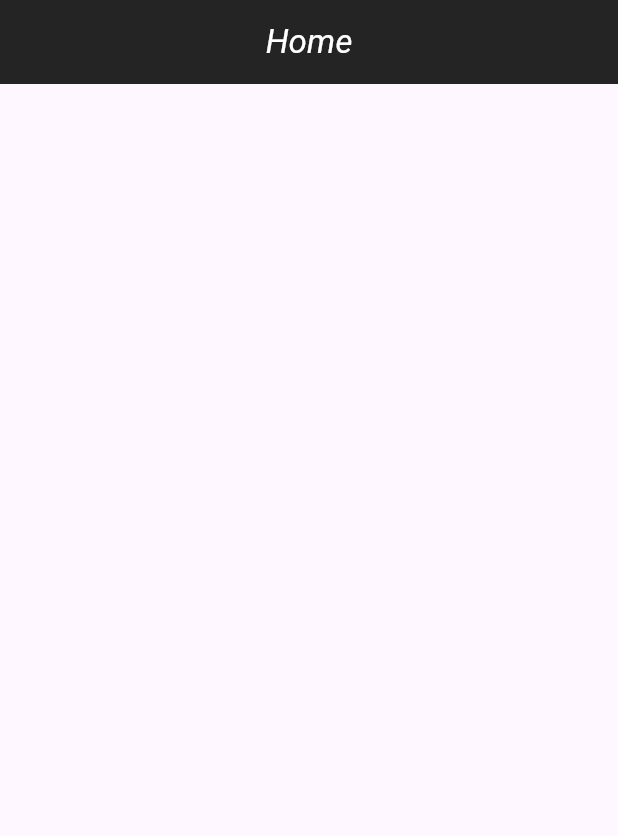
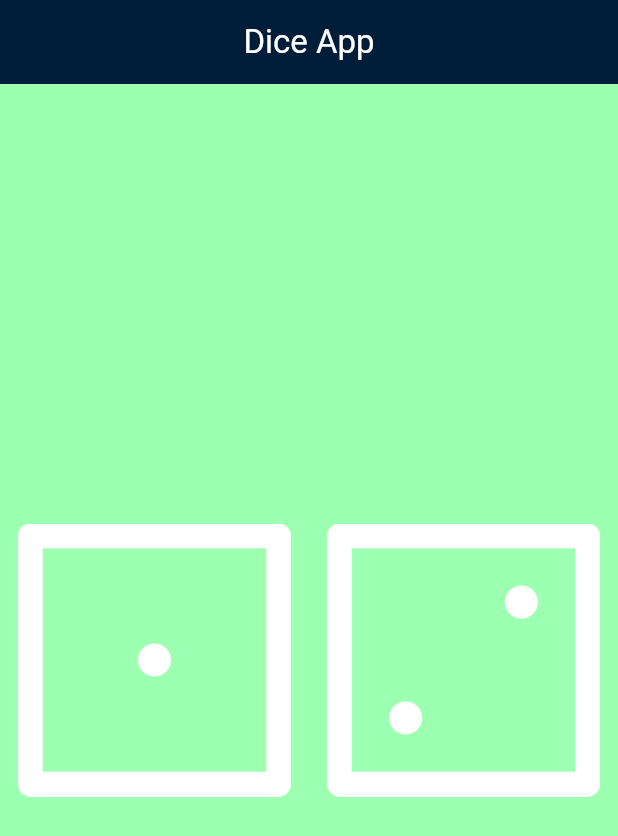
Before and after one commit to tomroolfs/dice-app, a Flutter app: the screen it shows after launch, on a phone screen of 412 x 824 dp. Shown: the top 836 px of the screen. Run offline on Flutter 3.47's test engine with Material 3 defaults, Android fonts, the phone set to English and light mode, and no system bars.

Commit message:
dice app afgemaakt

```diff
--- a/dice_app/lib/main.dart
+++ b/dice_app/lib/main.dart
@@ -1,28 +1,65 @@
 import 'package:flutter/material.dart';
+import 'dart:math';
 
 void main() {
   runApp(
-   const MaterialApp(
+    const MaterialApp(
       title: 'Flutter Demo',
       home: HomePage(),
     ),
   );
 }
 
-class HomePage extends StatelessWidget {
+class HomePage extends StatefulWidget {
   const HomePage({Key? key}) : super(key: key);
+
+  @override
+  State<HomePage> createState() => _HomePageState();
+}
+
+class _HomePageState extends State<HomePage> {
+  int leftDiceNumber = 1;
+
+  int rightDiceNumber = 2;
+
+  void changeDice() {
+    setState(() {
+      leftDiceNumber = Random().nextInt(6) + 1;
+      rightDiceNumber = Random().nextInt(6) + 1;
+    });
+  }
 
   @override
   Widget build(BuildContext context) {
     return Scaffold(
       appBar: AppBar(
         centerTitle: true,
-        backgroundColor: const Color.fromARGB(255, 36, 36, 36),
+        backgroundColor: const Color.fromARGB(255, 0, 30, 57),
         foregroundColor: Colors.white,
         title: const Text(
-          'Home',
-          style: TextStyle(fontStyle: FontStyle.italic),
+          'Dice App',
         ),
+      ),
+      backgroundColor: const Color.fromARGB(255, 156, 255, 177),
+      body: Center(
+        child: Row(children: <Widget>[
+          Expanded(
+            child: TextButton(
+              onPressed: () {
+                changeDice();
+              },
+              child: Image.asset('images/dice$leftDiceNumber.png'),
+            ),
+          ),
+          Expanded(
+            child: TextButton(
+              onPressed: () {
+                changeDice();
+              },
+              child: Image.asset('images/dice$rightDiceNumber.png'),
+            ),
+          ),
+        ]),
       ),
     );
   }
```
Also changed, not shown: dice_app/pubspec.yaml (+2 -5 lines), dice_app/images/dice1.png (added), dice_app/images/dice2.png (added), dice_app/images/dice3.png (added), dice_app/images/dice4.png (added), dice_app/images/dice5.png (added), dice_app/images/dice6.png (added), 11 other files.
